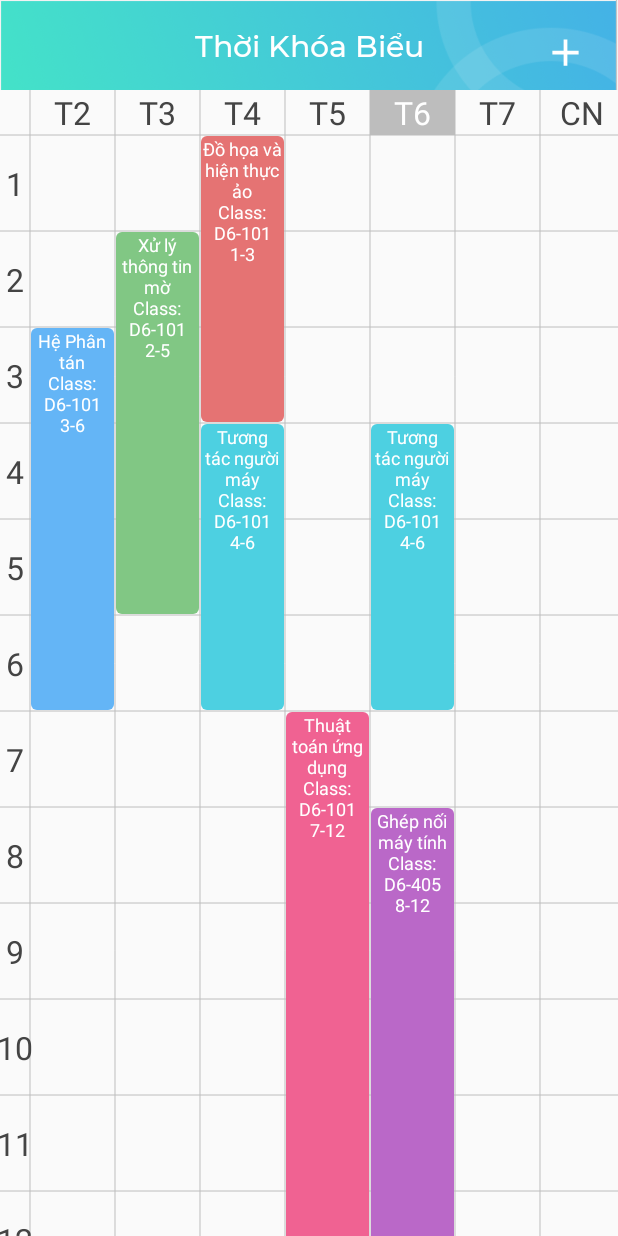
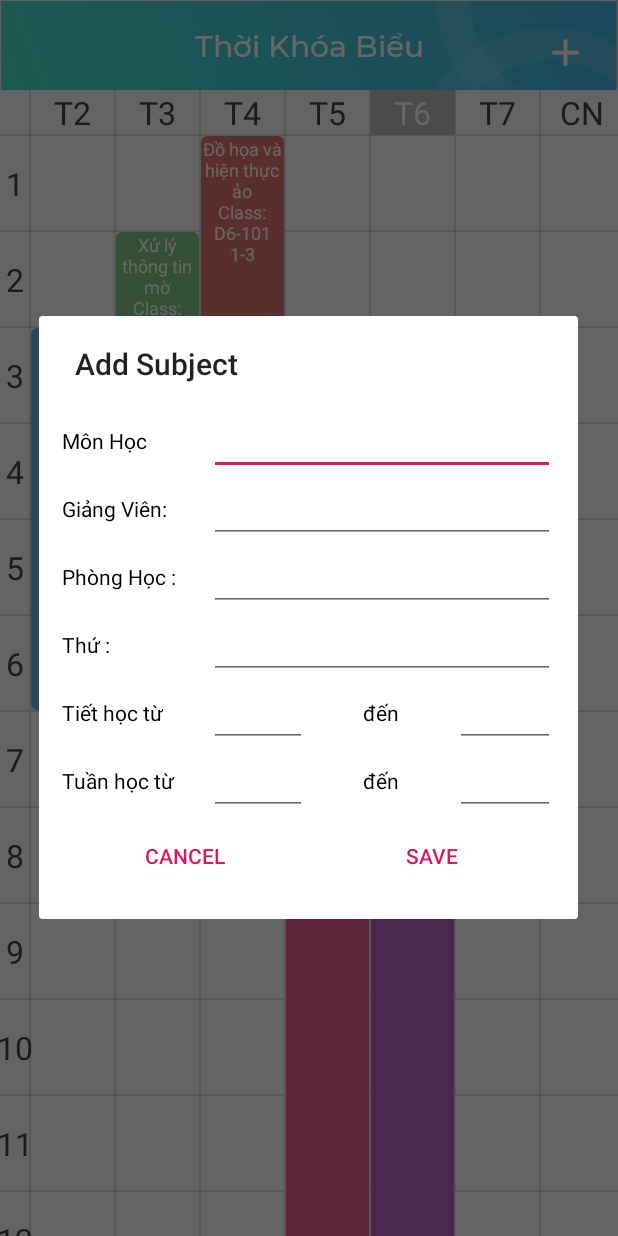
Before and after one commit to thangdepzai/TimeM2, an Android app: the TimeTableActivity screen opened directly, with no data from a screen before it, after a tap on an icon or button, on a phone screen of 412 x 824 dp. Run offline under Robolectric (Android 15) with nearby library versions, the phone set to English and light mode, and no system bars.

Commit message:
fix onClick in timetable

```diff
--- a/app/src/main/java/hust/edu/vn/timem/Activity/TimeTableActivity.java
+++ b/app/src/main/java/hust/edu/vn/timem/Activity/TimeTableActivity.java
@@ -2,6 +2,7 @@ package hust.edu.vn.timem.Activity;
 
 import android.annotation.SuppressLint;
 import android.app.AlertDialog;
+import android.content.DialogInterface;
 import android.os.Bundle;
 import android.support.v7.app.AppCompatActivity;
 import android.view.LayoutInflater;
@@ -61,6 +62,28 @@ public class TimeTableActivity extends AppCompatActivity {
         listCourse = (ArrayList<CourseModel>) getData();
         mTimetable.loadCourses((List<CourseModel>) listCourse);
         btnAdd = findViewById(R.id.btnAdd);
+        mTimetable.setOnCourseItemLongClickListener(new TimetableView.OnCourseItemLongClickListener() {
+            @Override
+            public boolean onCourseItemLongClick(final CourseModel course) {
+                DialogInterface.OnClickListener dialogClickListener = new DialogInterface.OnClickListener() {
+                    @Override
+                    public void onClick(DialogInterface dialog, int which) {
+                        switch (which){
+                            case DialogInterface.BUTTON_POSITIVE:
+                               listCourse.remove(course);
+                               mTimetable.loadCourses(listCourse);
+                                break;
+                        }
+                    }
+                };
+
+                AlertDialog.Builder builder = new AlertDialog.Builder(TimeTableActivity.this);
+                builder.setMessage("Are you sure to delete ?").setPositiveButton("Yes", dialogClickListener)
+                        .setNegativeButton("No", dialogClickListener).show();
+                return true;
+
+            }
+        });
         mTimetable.setOnCourseItemClickListener(new TimetableView.OnCourseItemClickListener() {
             @Override
             public void onCourseItemClick(final CourseModel course) {
@@ -88,13 +111,14 @@ public class TimeTableActivity extends AppCompatActivity {
                 dialogBuilder.setView(dialogView);
                 dialogBuilder.setTitle("Edit Subject");
                 final AlertDialog b = dialogBuilder.create();
-//                subject_dialog.setText(course.getCname());
-//                teacher_dialog.setText(course.getTeacher());
-//                room_dialog.setText(course.getClassroom());
-//                from_time_dialog.setText(course.getStartSection());
-//                from_week_dialog.setText(course.getStartWeek());
-//                to_time_dialog.setText(course.getEndSection());
-//                to_week_dialog.setText(course.getEndWeek());
+                subject_dialog.setText(course.getCname());
+                teacher_dialog.setText(course.getTeacher());
+                room_dialog.setText(course.getClassroom());
+                from_time_dialog.setText(course.getStartSection()+"");
+                from_week_dialog.setText(course.getStartWeek()+"");
+                to_time_dialog.setText(course.getEndSection()+"");
+                to_week_dialog.setText(course.getEndWeek()+"");
+                day_dialog.setText(course.getDayOfWeek()+"");
 
                 btn_cancel= dialogView.findViewById(R.id.cancel);
                 btn_save = dialogView.findViewById(R.id.save);
@@ -134,9 +158,61 @@ public class TimeTableActivity extends AppCompatActivity {
         btnAdd.setOnClickListener(new View.OnClickListener() {
             @Override
             public void onClick(View v) {
-//                FragmentManager fm = getSupportFragmentManager();
-//                DialogEditTimeTableFragment dialog = UserInfoDialog.newInstance("Nguyễn Văn Linh");
-//                userInfoDialog.show(fm, null);
+                final EditText subject_dialog;
+                final EditText teacher_dialog;
+                final EditText room_dialog;
+                final EditText from_time_dialog;
+                final EditText to_time_dialog;
+                final EditText to_week_dialog;
+                final EditText from_week_dialog;
+                final EditText day_dialog;
+                Button btn_cancel;
+                Button btn_save;
+                AlertDialog.Builder dialogBuilder =	new AlertDialog.Builder(TimeTableActivity.this);
+                LayoutInflater inflater	= TimeTableActivity.this.getLayoutInflater();
+                @SuppressLint("ResourceType") View dialogView	=	inflater.inflate(R.layout.dialog_custom_edit_timetable, (ViewGroup)findViewById(R.layout.activity_time_table2));
+                subject_dialog = dialogView.findViewById(R.id.subject_dialog);
+                teacher_dialog = dialogView.findViewById(R.id.teacher_dialog);
+                room_dialog = dialogView.findViewById(R.id.room_dialog);
+                from_time_dialog = dialogView.findViewById(R.id.from_time_dialog);
+                from_week_dialog = dialogView.findViewById(R.id.from_week_dialog);
+                to_time_dialog = dialogView.findViewById(R.id.to_time_dialog);
+                to_week_dialog = dialogView.findViewById(R.id.to_week_dialog);
+                day_dialog = dialogView.findViewById(R.id.day_dialog);
+                dialogBuilder.setView(dialogView);
+                dialogBuilder.setTitle("Add Subject");
+                final AlertDialog b = dialogBuilder.create();
+
+                btn_cancel= dialogView.findViewById(R.id.cancel);
+                btn_save = dialogView.findViewById(R.id.save);
+                btn_save.setOnClickListener(new View.OnClickListener() {
+                    @Override
+                    public void onClick(View v) {
+                        CourseModel courseModel = new CourseModel();
+                        courseModel.setDayOfWeek(Integer.parseInt(day_dialog.getText().toString())-1);
+                        courseModel.setTeacher(teacher_dialog.getText().toString());
+                        courseModel.setClassroom(room_dialog.getText().toString());
+                        courseModel.setCname(subject_dialog.getText().toString());
+                        courseModel.setStartWeek(Integer.parseInt(from_week_dialog.getText().toString()));
+                        courseModel.setEndWeek(Integer.parseInt(to_week_dialog.getText().toString()));
+                        courseModel.setStartSection(Integer.parseInt(from_time_dialog.getText().toString()));
+                        courseModel.setEndSection(Integer.parseInt(to_time_dialog.getText().toString()));
+                        listCourse.add(courseModel);
+                        mTimetable.loadCourses((List<CourseModel>) listCourse);
+                        b.dismiss();
+
+                    }
+                });
+                btn_cancel.setOnClickListener(new View.OnClickListener() {
+
+                    @Override
+                    public void onClick(View v) {
+                        // TODO Auto-generated method stub
+                        b.dismiss();
+                    }
+                });
+                b.show();
+
             }
         });
 
--- a/app/src/main/java/hust/edu/vn/timem/View/TimetableView.java
+++ b/app/src/main/java/hust/edu/vn/timem/View/TimetableView.java
@@ -72,6 +72,7 @@ public class TimetableView extends ViewGroup {
     private int CourseColorArrIndex = 0;
 
     private OnCourseItemClickListener mListener;
+    private OnCourseItemLongClickListener longClickListener;
 
     private int currentWeek;//Tuần hiện tại
 
@@ -180,6 +181,15 @@ public class TimetableView extends ViewGroup {
                     if (mListener != null) {
                         mListener.onCourseItemClick(course);
                     }
+                }
+            });
+            tvItem.setOnLongClickListener(new OnLongClickListener() {
+                @Override
+                public boolean onLongClick(View v) {
+                    if (longClickListener != null) {
+                        return longClickListener.onCourseItemLongClick(course);
+                    }
+                    return false;
                 }
             });
 
@@ -374,4 +384,10 @@ public class TimetableView extends ViewGroup {
     public interface OnCourseItemClickListener {
         void onCourseItemClick(CourseModel course);
     }
+    public interface OnCourseItemLongClickListener {
+        boolean onCourseItemLongClick(CourseModel course);
+    }
+    public void setOnCourseItemLongClickListener(OnCourseItemLongClickListener listener) {
+        longClickListener = listener;
+    }
 }
```
